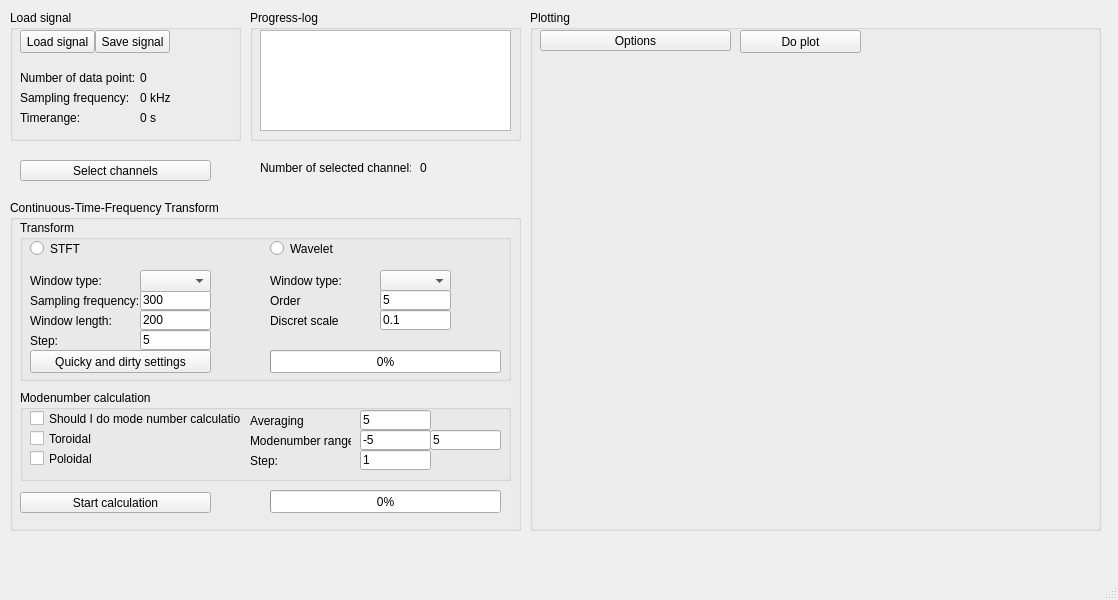
The window that python/gui/gui_layout.ui (fusion-flap/nti-wavelet-tools) describes before a commit, drawn with Qt 5.
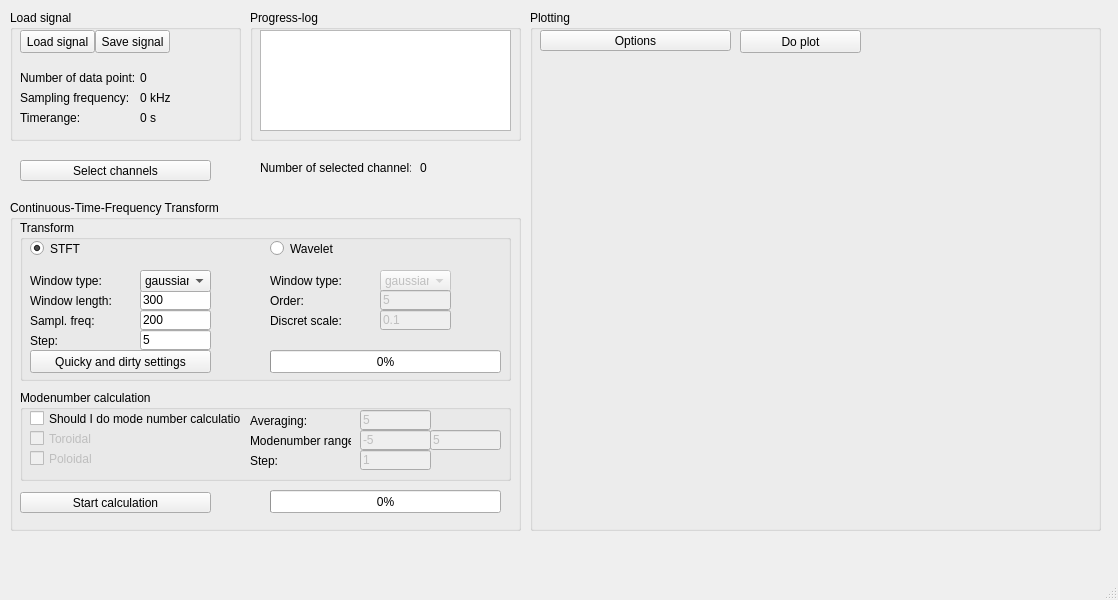
The same window after the commit.

Commit message: #4 functionality added to the different buttons

Diff of the .ui file:
```diff
--- a/python/gui/gui_layout.ui
+++ b/python/gui/gui_layout.ui
@@ -74,7 +74,7 @@
        </rect>
       </property>
       <property name="text">
-       <string>Window length:</string>
+       <string>Sampl. freq:</string>
       </property>
      </widget>
      <widget class="QLabel" name="firsttime_5">
@@ -87,7 +87,7 @@
        </rect>
       </property>
       <property name="text">
-       <string>Sampling frequency:</string>
+       <string>Window length:</string>
       </property>
      </widget>
      <widget class="QLineEdit" name="l0line_2">
@@ -125,6 +125,19 @@
         <height>22</height>
        </rect>
       </property>
+      <property name="currentText">
+       <string>gaussian</string>
+      </property>
+      <item>
+       <property name="text">
+        <string>gaussian</string>
+       </property>
+      </item>
+      <item>
+       <property name="text">
+        <string>box</string>
+       </property>
+      </item>
      </widget>
      <widget class="QLabel" name="firsttime_8">
       <property name="geometry">
@@ -164,6 +177,9 @@
       <property name="text">
        <string>STFT</string>
       </property>
+      <property name="checked">
+       <bool>true</bool>
+      </property>
      </widget>
      <widget class="QRadioButton" name="radioButton_2">
       <property name="geometry">
@@ -178,7 +194,10 @@
        <string>Wavelet</string>
       </property>
      </widget>
-     <widget class="QComboBox" name="comboBox_2">
+     <widget class="QComboBox" name="cwtwindowtypeComboBox">
+      <property name="enabled">
+       <bool>false</bool>
+      </property>
       <property name="geometry">
        <rect>
         <x>360</x>
@@ -187,6 +206,16 @@
         <height>22</height>
        </rect>
       </property>
+      <item>
+       <property name="text">
+        <string>gaussian</string>
+       </property>
+      </item>
+      <item>
+       <property name="text">
+        <string>box</string>
+       </property>
+      </item>
      </widget>
      <widget class="QLabel" name="firsttime_16">
       <property name="geometry">
@@ -201,7 +230,10 @@
        <string>Window type:</string>
       </property>
      </widget>
-     <widget class="QLineEdit" name="l0line_8">
+     <widget class="QLineEdit" name="cwtorderLineEdit">
+      <property name="enabled">
+       <bool>false</bool>
+      </property>
       <property name="geometry">
        <rect>
         <x>360</x>
@@ -224,10 +256,13 @@
        </rect>
       </property>
       <property name="text">
-       <string>Order</string>
+       <string>Order:</string>
       </property>
      </widget>
-     <widget class="QLineEdit" name="l0line_9">
+     <widget class="QLineEdit" name="cwtscaleLineEdit">
+      <property name="enabled">
+       <bool>false</bool>
+      </property>
       <property name="geometry">
        <rect>
         <x>360</x>
@@ -250,7 +285,7 @@
        </rect>
       </property>
       <property name="text">
-       <string>Discret scale</string>
+       <string>Discret scale:</string>
       </property>
      </widget>
      <widget class="QProgressBar" name="progressBar_2">
@@ -289,10 +324,13 @@
        </rect>
       </property>
       <property name="text">
-       <string>Averaging</string>
+       <string>Averaging:</string>
       </property>
      </widget>
-     <widget class="QLineEdit" name="l0line_4">
+     <widget class="QLineEdit" name="averageLineEdit">
+      <property name="enabled">
+       <bool>false</bool>
+      </property>
       <property name="geometry">
        <rect>
         <x>340</x>
@@ -305,7 +343,10 @@
        <string>5</string>
       </property>
      </widget>
-     <widget class="QLineEdit" name="l0line_5">
+     <widget class="QLineEdit" name="modelowLineEdit">
+      <property name="enabled">
+       <bool>false</bool>
+      </property>
       <property name="geometry">
        <rect>
         <x>340</x>
@@ -331,7 +372,10 @@
        <string>Modenumber range</string>
       </property>
      </widget>
-     <widget class="QLineEdit" name="l0line_6">
+     <widget class="QLineEdit" name="modehighLineEdit">
+      <property name="enabled">
+       <bool>false</bool>
+      </property>
       <property name="geometry">
        <rect>
         <x>410</x>
@@ -357,7 +401,10 @@
        <string>Step:</string>
       </property>
      </widget>
-     <widget class="QLineEdit" name="l0line_7">
+     <widget class="QLineEdit" name="modestepLineEdit">
+      <property name="enabled">
+       <bool>false</bool>
+      </property>
       <property name="geometry">
        <rect>
         <x>340</x>
@@ -383,7 +430,10 @@
        <string>Should I do mode number calculation?</string>
       </property>
      </widget>
-     <widget class="QCheckBox" name="checkBox_2">
+     <widget class="QCheckBox" name="toroidalCheckBox">
+      <property name="enabled">
+       <bool>false</bool>
+      </property>
       <property name="geometry">
        <rect>
         <x>10</x>
@@ -396,7 +446,10 @@
        <string>Toroidal</string>
       </property>
      </widget>
-     <widget class="QCheckBox" name="checkBox_3">
+     <widget class="QCheckBox" name="poloidalCheckBox">
+      <property name="enabled">
+       <bool>false</bool>
+      </property>
       <property name="geometry">
        <rect>
         <x>10</x>
```
Left out of the diff: 24 changed lines with no effect on the pictures. The commit also changes 1 other file.
